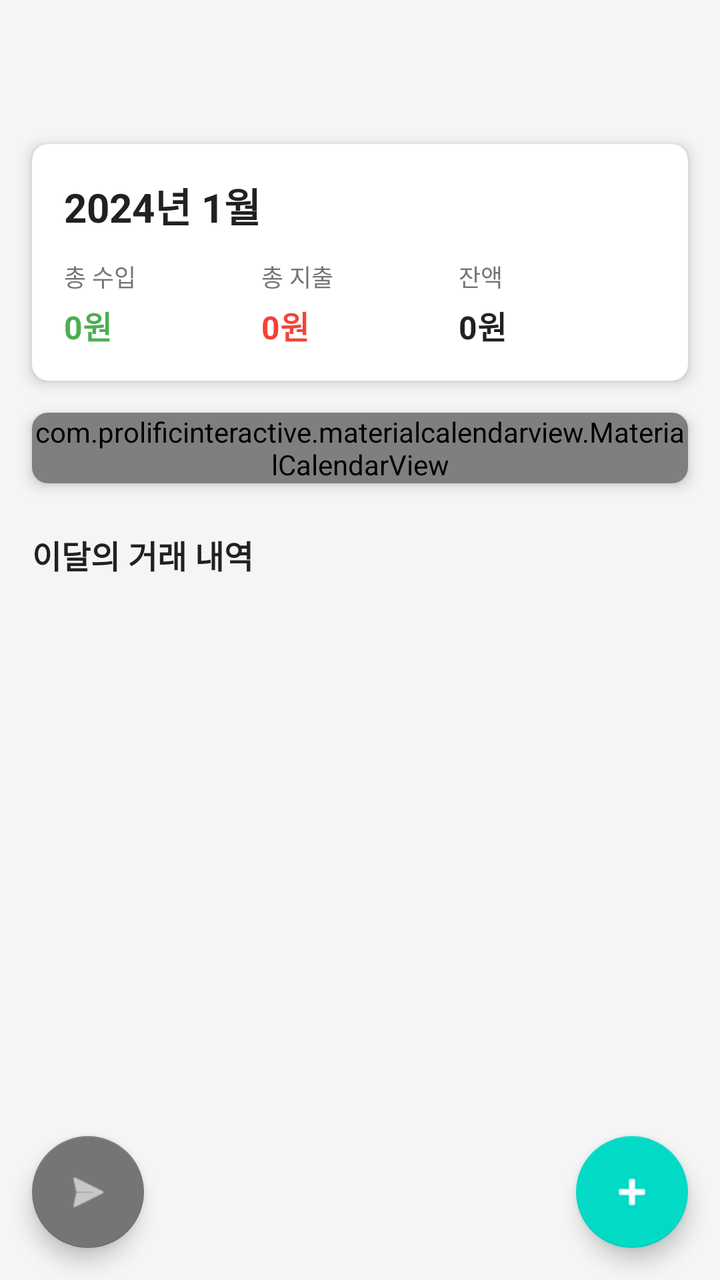
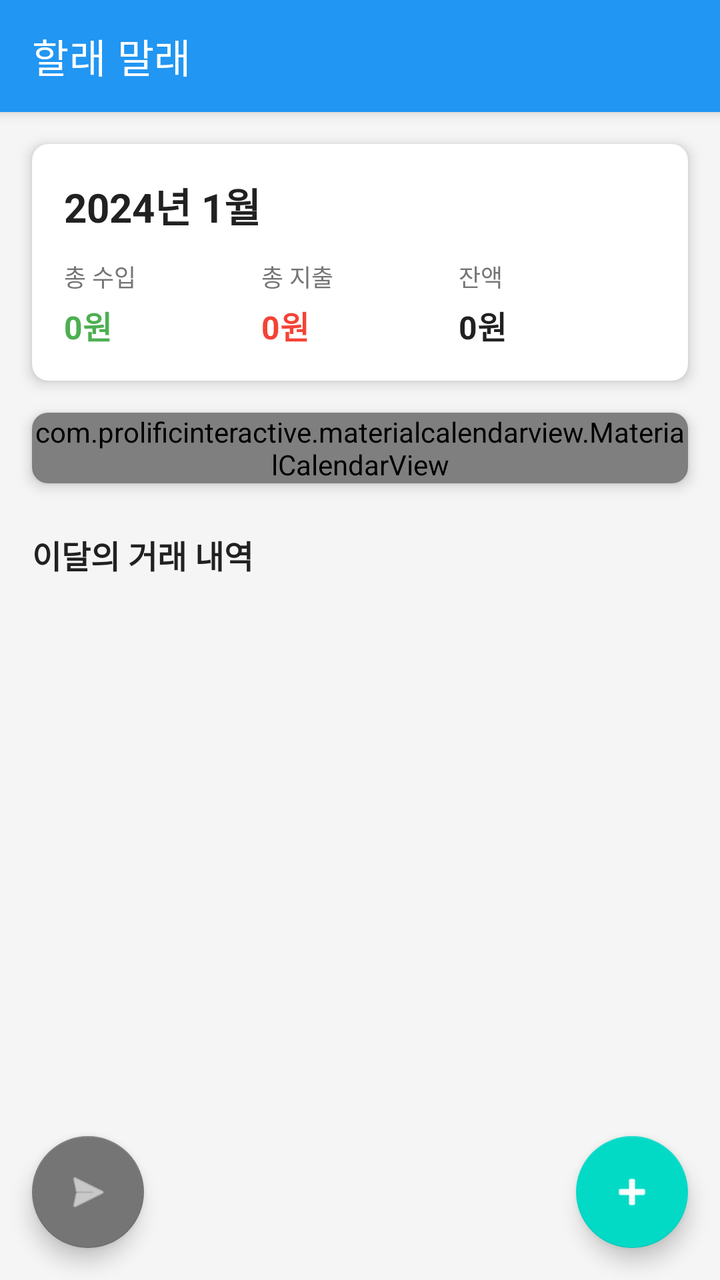

The first picture is an Android layout as it rendered before a commit; the second is the same layout after the commit. The layout source and the unified diff follow.
<!-- AndroidManifest.xml: activity theme Theme.FinanceTracker.NoActionBar -->
<!-- res/layout/activity_main.xml -->
<?xml version="1.0" encoding="utf-8"?>
<androidx.coordinatorlayout.widget.CoordinatorLayout
    xmlns:android="http://schemas.android.com/apk/res/android"
    xmlns:app="http://schemas.android.com/apk/res-auto"
    android:layout_width="match_parent"
    android:layout_height="match_parent"
    android:background="@color/background">

    <com.google.android.material.appbar.AppBarLayout
        android:id="@+id/appBarLayout"
        android:layout_width="match_parent"
        android:layout_height="wrap_content"
        android:background="@color/background"
        app:elevation="0dp">

        <com.google.android.material.appbar.CollapsingToolbarLayout
            android:id="@+id/collapsingToolbar"
            android:layout_width="match_parent"
            android:layout_height="wrap_content"
            app:layout_scrollFlags="scroll|exitUntilCollapsed"
            app:contentScrim="@color/primary"
            app:title="@string/app_name"
            app:expandedTitleTextColor="@android:color/transparent"
            app:collapsedTitleTextAppearance="@style/TextAppearance.AppCompat.Widget.ActionBar.Title">

            <LinearLayout
                android:layout_width="match_parent"
                android:layout_height="wrap_content"
                android:orientation="vertical"
                android:paddingTop="?attr/actionBarSize"
                app:layout_collapseMode="parallax">

                
                <androidx.cardview.widget.CardView
                    android:layout_width="match_parent"
                    android:layout_height="wrap_content"
                    android:layout_margin="16dp"
                    app:cardCornerRadius="8dp"
                    app:cardElevation="4dp">

                    <LinearLayout
                        android:layout_width="match_parent"
                        android:layout_height="wrap_content"
                        android:orientation="vertical"
                        android:padding="16dp">

                        <TextView
                            android:id="@+id/monthYearText"
                            android:layout_width="wrap_content"
                            android:layout_height="wrap_content"
                            android:text="2024년 1월"
                            android:textSize="20sp"
                            android:textStyle="bold"
                            android:textColor="@color/text_primary"/>

                        <LinearLayout
                            android:layout_width="match_parent"
                            android:layout_height="wrap_content"
                            android:orientation="horizontal"
                            android:layout_marginTop="12dp">

                            <LinearLayout
                                android:layout_width="0dp"
                                android:layout_height="wrap_content"
                                android:layout_weight="1"
                                android:orientation="vertical">

                                <TextView
                                    android:layout_width="wrap_content"
                                    android:layout_height="wrap_content"
                                    android:text="@string/total_income"
                                    android:textSize="12sp"
                                    android:textColor="@color/text_secondary"/>

                                <TextView
                                    android:id="@+id/totalIncomeText"
                                    android:layout_width="wrap_content"
                                    android:layout_height="wrap_content"
                                    android:text="0원"
                                    android:textSize="16sp"
                                    android:textStyle="bold"
                                    android:textColor="@color/income_color"
                                    android:layout_marginTop="4dp"/>
                            </LinearLayout>

                            <LinearLayout
                                android:layout_width="0dp"
                                android:layout_height="wrap_content"
                                android:layout_weight="1"
                                android:orientation="vertical">

                                <TextView
                                    android:layout_width="wrap_content"
                                    android:layout_height="wrap_content"
                                    android:text="@string/total_expense"
                                    android:textSize="12sp"
                                    android:textColor="@color/text_secondary"/>

                                <TextView
                                    android:id="@+id/totalExpenseText"
                                    android:layout_width="wrap_content"
                                    android:layout_height="wrap_content"
                                    android:text="0원"
                                    android:textSize="16sp"
                                    android:textStyle="bold"
                                    android:textColor="@color/expense_color"
                                    android:layout_marginTop="4dp"/>
                            </LinearLayout>

                            <LinearLayout
                                android:layout_width="0dp"
                                android:layout_height="wrap_content"
                                android:layout_weight="1"
                                android:orientation="vertical">

                                <TextView
                                    android:layout_width="wrap_content"
                                    android:layout_height="wrap_content"
                                    android:text="@string/balance"
                                    android:textSize="12sp"
                                    android:textColor="@color/text_secondary"/>

                                <TextView
                                    android:id="@+id/balanceText"
                                    android:layout_width="wrap_content"
                                    android:layout_height="wrap_content"
                                    android:text="0원"
                                    android:textSize="16sp"
                                    android:textStyle="bold"
                                    android:textColor="@color/text_primary"
                                    android:layout_marginTop="4dp"/>
                            </LinearLayout>
                        </LinearLayout>
                    </LinearLayout>
                </androidx.cardview.widget.CardView>

                
                <androidx.cardview.widget.CardView
                    android:layout_width="match_parent"
                    android:layout_height="wrap_content"
                    android:layout_marginStart="16dp"
                    android:layout_marginEnd="16dp"
                    android:layout_marginBottom="8dp"
                    app:cardCornerRadius="8dp"
                    app:cardElevation="4dp">

                    <com.prolificinteractive.materialcalendarview.MaterialCalendarView
                        android:id="@+id/calendarView"
                        android:layout_width="match_parent"
                        android:layout_height="wrap_content"
                        app:mcv_showOtherDates="all"
                        app:mcv_selectionColor="@color/primary"/>
                </androidx.cardview.widget.CardView>

            </LinearLayout>

            <androidx.appcompat.widget.Toolbar
                android:id="@+id/toolbar"
                android:layout_width="match_parent"
                android:layout_height="?attr/actionBarSize"
                app:layout_collapseMode="pin"
                app:popupTheme="@style/ThemeOverlay.AppCompat.Light" />

        </com.google.android.material.appbar.CollapsingToolbarLayout>

    </com.google.android.material.appbar.AppBarLayout>

    <androidx.core.widget.NestedScrollView
        android:layout_width="match_parent"
        android:layout_height="match_parent"
        app:layout_behavior="@string/appbar_scrolling_view_behavior">

        <LinearLayout
            android:layout_width="match_parent"
            android:layout_height="wrap_content"
            android:orientation="vertical">

            
            <TextView
                android:id="@+id/monthlyTransactionsHeader"
                android:layout_width="wrap_content"
                android:layout_height="wrap_content"
                android:text="이달의 거래 내역"
                android:textSize="16sp"
                android:textStyle="bold"
                android:textColor="@color/text_primary"
                android:layout_marginStart="16dp"
                android:layout_marginTop="16dp"
                android:layout_marginBottom="8dp"/>

            <androidx.recyclerview.widget.RecyclerView
                android:id="@+id/recentTransactionsRecyclerView"
                android:layout_width="match_parent"
                android:layout_height="wrap_content"
                android:layout_marginStart="16dp"
                android:layout_marginEnd="16dp"
                android:layout_marginBottom="80dp"
                android:nestedScrollingEnabled="false"/>

        </LinearLayout>

    </androidx.core.widget.NestedScrollView>

    
    <com.google.android.material.floatingactionbutton.FloatingActionButton
        android:id="@+id/fabTest"
        android:layout_width="wrap_content"
        android:layout_height="wrap_content"
        android:layout_gravity="bottom|start"
        android:layout_margin="16dp"
        android:src="@android:drawable/ic_menu_send"
        android:contentDescription="테스트 알림"
        app:backgroundTint="@color/text_secondary"
        app:tint="@color/white"/>

    
    <com.google.android.material.floatingactionbutton.FloatingActionButton
        android:id="@+id/fabAddTransaction"
        android:layout_width="wrap_content"
        android:layout_height="wrap_content"
        android:layout_gravity="bottom|end"
        android:layout_margin="16dp"
        android:src="@android:drawable/ic_input_add"
        android:contentDescription="@string/add_transaction"
        app:tint="@color/white"/>

</androidx.coordinatorlayout.widget.CoordinatorLayout>
<!-- resources referenced by this layout -->
<resources>
  <color name="background">#F5F5F5</color>
  <color name="expense_color">#F44336</color>
  <color name="income_color">#4CAF50</color>
  <color name="primary">#2196F3</color>
  <color name="text_primary">#212121</color>
  <color name="text_secondary">#757575</color>
  <color name="white">#FFFFFFFF</color>
  <string name="add_transaction">거래 추가</string>
  <string name="app_name">할래 말래</string>
  <string name="balance">잔액</string>
  <string name="total_expense">총 지출</string>
  <string name="total_income">총 수입</string>
  <style name="Theme.FinanceTracker.NoActionBar">
          <item name="windowActionBar">false</item>
          <item name="windowNoTitle">true</item>
      </style>
</resources>

<!-- the commit's change to res/layout/activity_main.xml (unified diff, before → after) -->
@@ -10,158 +10,16 @@
         android:id="@+id/appBarLayout"
         android:layout_width="match_parent"
         android:layout_height="wrap_content"
-        android:background="@color/background"
-        app:elevation="0dp">
-
-        <com.google.android.material.appbar.CollapsingToolbarLayout
-            android:id="@+id/collapsingToolbar"
+        android:background="@color/primary"
+        app:elevation="4dp">
+
+        <androidx.appcompat.widget.Toolbar
+            android:id="@+id/toolbar"
             android:layout_width="match_parent"
-            android:layout_height="wrap_content"
-            app:layout_scrollFlags="scroll|exitUntilCollapsed"
-            app:contentScrim="@color/primary"
+            android:layout_height="?attr/actionBarSize"
             app:title="@string/app_name"
-            app:expandedTitleTextColor="@android:color/transparent"
-            app:collapsedTitleTextAppearance="@style/TextAppearance.AppCompat.Widget.ActionBar.Title">
-
-            <LinearLayout
-                android:layout_width="match_parent"
-                android:layout_height="wrap_content"
-                android:orientation="vertical"
-                android:paddingTop="?attr/actionBarSize"
-                app:layout_collapseMode="parallax">
-
-                
-                <androidx.cardview.widget.CardView
-                    android:layout_width="match_parent"
-                    android:layout_height="wrap_content"
-                    android:layout_margin="16dp"
-                    app:cardCornerRadius="8dp"
-                    app:cardElevation="4dp">
-
-                    <LinearLayout
-                        android:layout_width="match_parent"
-                        android:layout_height="wrap_content"
-                        android:orientation="vertical"
-                        android:padding="16dp">
-
-                        <TextView
-                            android:id="@+id/monthYearText"
-                            android:layout_width="wrap_content"
-                            android:layout_height="wrap_content"
-                            android:text="2024년 1월"
-                            android:textSize="20sp"
-                            android:textStyle="bold"
-                            android:textColor="@color/text_primary"/>
-
-                        <LinearLayout
-                            android:layout_width="match_parent"
-                            android:layout_height="wrap_content"
-                            android:orientation="horizontal"
-                            android:layout_marginTop="12dp">
-
-                            <LinearLayout
-                                android:layout_width="0dp"
-                                android:layout_height="wrap_content"
-                                android:layout_weight="1"
-                                android:orientation="vertical">
-
-                                <TextView
-                                    android:layout_width="wrap_content"
-                                    android:layout_height="wrap_content"
-                                    android:text="@string/total_income"
-                                    android:textSize="12sp"
-                                    android:textColor="@color/text_secondary"/>
-
-                                <TextView
-                                    android:id="@+id/totalIncomeText"
-                                    android:layout_width="wrap_content"
-                                    android:layout_height="wrap_content"
-                                    android:text="0원"
-                                    android:textSize="16sp"
-                                    android:textStyle="bold"
-                                    android:textColor="@color/income_color"
-                                    android:layout_marginTop="4dp"/>
-                            </LinearLayout>
-
-                            <LinearLayout
-                                android:layout_width="0dp"
-                                android:layout_height="wrap_content"
-                                android:layout_weight="1"
-                                android:orientation="vertical">
-
-                                <TextView
-                                    android:layout_width="wrap_content"
-                                    android:layout_height="wrap_content"
-                                    android:text="@string/total_expense"
-                                    android:textSize="12sp"
-                                    android:textColor="@color/text_secondary"/>
-
-                                <TextView
-                                    android:id="@+id/totalExpenseText"
-                                    android:layout_width="wrap_content"
-                                    android:layout_height="wrap_content"
-                                    android:text="0원"
-                                    android:textSize="16sp"
-                                    android:textStyle="bold"
-                                    android:textColor="@color/expense_color"
-                                    android:layout_marginTop="4dp"/>
-                            </LinearLayout>
-
-                            <LinearLayout
-                                android:layout_width="0dp"
-                                android:layout_height="wrap_content"
-                                android:layout_weight="1"
-                                android:orientation="vertical">
-
-                                <TextView
-                                    android:layout_width="wrap_content"
-                                    android:layout_height="wrap_content"
-                                    android:text="@string/balance"
-                                    android:textSize="12sp"
-                                    android:textColor="@color/text_secondary"/>
-
-                                <TextView
-                                    android:id="@+id/balanceText"
-                                    android:layout_width="wrap_content"
-                                    android:layout_height="wrap_content"
-                                    android:text="0원"
-                                    android:textSize="16sp"
-                                    android:textStyle="bold"
-                                    android:textColor="@color/text_primary"
-                                    android:layout_marginTop="4dp"/>
-                            </LinearLayout>
-                        </LinearLayout>
-                    </LinearLayout>
-                </androidx.cardview.widget.CardView>
-
-                
-                <androidx.cardview.widget.CardView
-                    android:layout_width="match_parent"
-                    android:layout_height="wrap_content"
-                    android:layout_marginStart="16dp"
-                    android:layout_marginEnd="16dp"
-                    android:layout_marginBottom="8dp"
-                    app:cardCornerRadius="8dp"
-                    app:cardElevation="4dp">
-
-                    <com.prolificinteractive.materialcalendarview.MaterialCalendarView
-                        android:id="@+id/calendarView"
-                        android:layout_width="match_parent"
-                        android:layout_height="wrap_content"
-                        app:mcv_showOtherDates="all"
-                        app:mcv_selectionColor="@color/primary"/>
-                </androidx.cardview.widget.CardView>
-
-            </LinearLayout>
-
-            <androidx.appcompat.widget.Toolbar
-                android:id="@+id/toolbar"
-                android:layout_width="match_parent"
-                android:layout_height="?attr/actionBarSize"
-                app:layout_collapseMode="pin"
-                app:popupTheme="@style/ThemeOverlay.AppCompat.Light" />
-
-        </com.google.android.material.appbar.CollapsingToolbarLayout>
+            app:titleTextColor="@color/white"
+            app:popupTheme="@style/ThemeOverlay.AppCompat.Light" />
 
     </com.google.android.material.appbar.AppBarLayout>
 
@@ -174,6 +32,128 @@
             android:layout_width="match_parent"
             android:layout_height="wrap_content"
             android:orientation="vertical">
+
+            
+            <androidx.cardview.widget.CardView
+                android:layout_width="match_parent"
+                android:layout_height="wrap_content"
+                android:layout_margin="16dp"
+                app:cardCornerRadius="8dp"
+                app:cardElevation="4dp">
+
+                <LinearLayout
+                    android:layout_width="match_parent"
+                    android:layout_height="wrap_content"
+                    android:orientation="vertical"
+                    android:padding="16dp">
+
+                    <TextView
+                        android:id="@+id/monthYearText"
+                        android:layout_width="wrap_content"
+                        android:layout_height="wrap_content"
+                        android:text="2024년 1월"
+                        android:textSize="20sp"
+                        android:textStyle="bold"
+                        android:textColor="@color/text_primary"/>
+
+                    <LinearLayout
+                        android:layout_width="match_parent"
+                        android:layout_height="wrap_content"
+                        android:orientation="horizontal"
+                        android:layout_marginTop="12dp">
+
+                        <LinearLayout
+                            android:layout_width="0dp"
+                            android:layout_height="wrap_content"
+                            android:layout_weight="1"
+                            android:orientation="vertical">
+
+                            <TextView
+                                android:layout_width="wrap_content"
+                                android:layout_height="wrap_content"
+                                android:text="@string/total_income"
+                                android:textSize="12sp"
+                                android:textColor="@color/text_secondary"/>
+
+                            <TextView
+                                android:id="@+id/totalIncomeText"
+                                android:layout_width="wrap_content"
+                                android:layout_height="wrap_content"
+                                android:text="0원"
+                                android:textSize="16sp"
+                                android:textStyle="bold"
+                                android:textColor="@color/income_color"
+                                android:layout_marginTop="4dp"/>
+                        </LinearLayout>
+
+                        <LinearLayout
+                            android:layout_width="0dp"
+                            android:layout_height="wrap_content"
+                            android:layout_weight="1"
+                            android:orientation="vertical">
+
+                            <TextView
+                                android:layout_width="wrap_content"
+                                android:layout_height="wrap_content"
+                                android:text="@string/total_expense"
+                                android:textSize="12sp"
+                                android:textColor="@color/text_secondary"/>
+
+                            <TextView
+                                android:id="@+id/totalExpenseText"
+                                android:layout_width="wrap_content"
+                                android:layout_height="wrap_content"
+                                android:text="0원"
+                                android:textSize="16sp"
+                                android:textStyle="bold"
+                                android:textColor="@color/expense_color"
+                                android:layout_marginTop="4dp"/>
+                        </LinearLayout>
+
+                        <LinearLayout
+                            android:layout_width="0dp"
+                            android:layout_height="wrap_content"
+                            android:layout_weight="1"
+                            android:orientation="vertical">
+
+                            <TextView
+                                android:layout_width="wrap_content"
+                                android:layout_height="wrap_content"
+                                android:text="@string/balance"
+                                android:textSize="12sp"
+                                android:textColor="@color/text_secondary"/>
+
+                            <TextView
+                                android:id="@+id/balanceText"
+                                android:layout_width="wrap_content"
+                                android:layout_height="wrap_content"
+                                android:text="0원"
+                                android:textSize="16sp"
+                                android:textStyle="bold"
+                                android:textColor="@color/text_primary"
+                                android:layout_marginTop="4dp"/>
+                        </LinearLayout>
+                    </LinearLayout>
+                </LinearLayout>
+            </androidx.cardview.widget.CardView>
+
+            
+            <androidx.cardview.widget.CardView
+                android:layout_width="match_parent"
+                android:layout_height="wrap_content"
+                android:layout_marginStart="16dp"
+                android:layout_marginEnd="16dp"
+                android:layout_marginBottom="8dp"
+                app:cardCornerRadius="8dp"
+                app:cardElevation="4dp">
+
+                <com.prolificinteractive.materialcalendarview.MaterialCalendarView
+                    android:id="@+id/calendarView"
+                    android:layout_width="match_parent"
+                    android:layout_height="wrap_content"
+                    app:mcv_showOtherDates="all"
+                    app:mcv_selectionColor="@color/primary"/>
+            </androidx.cardview.widget.CardView>
 
             
             <TextView
